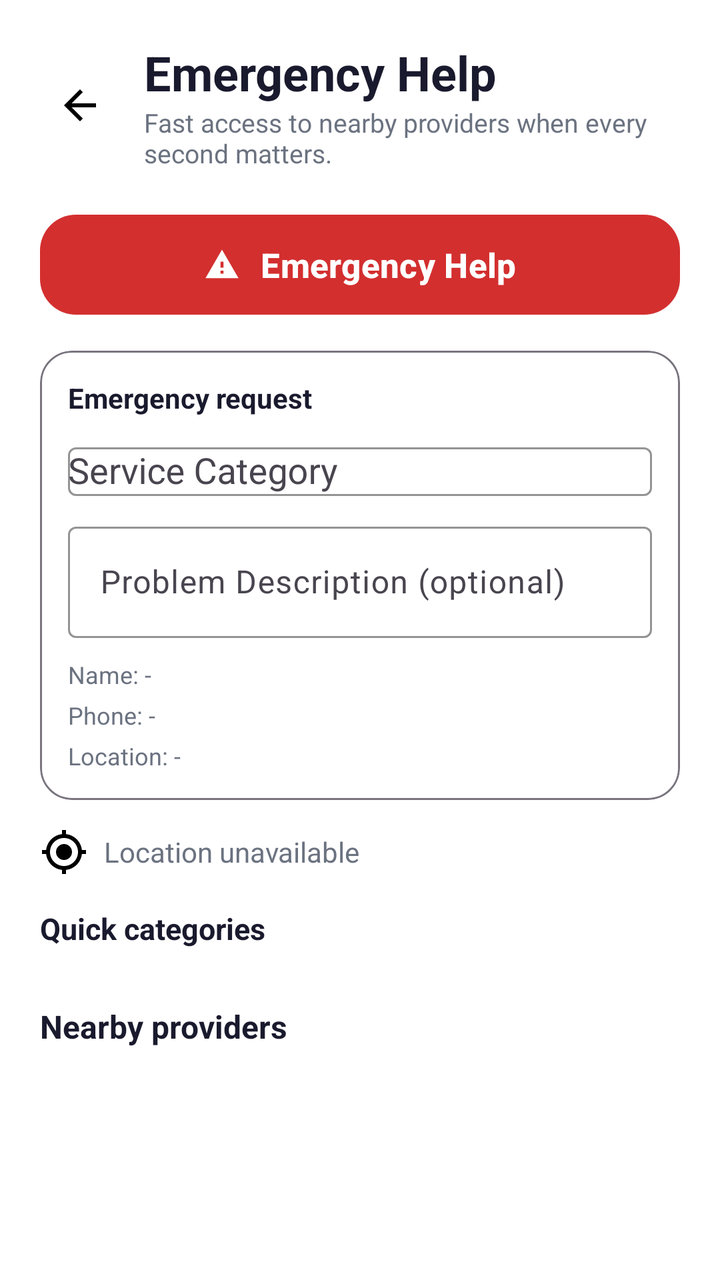
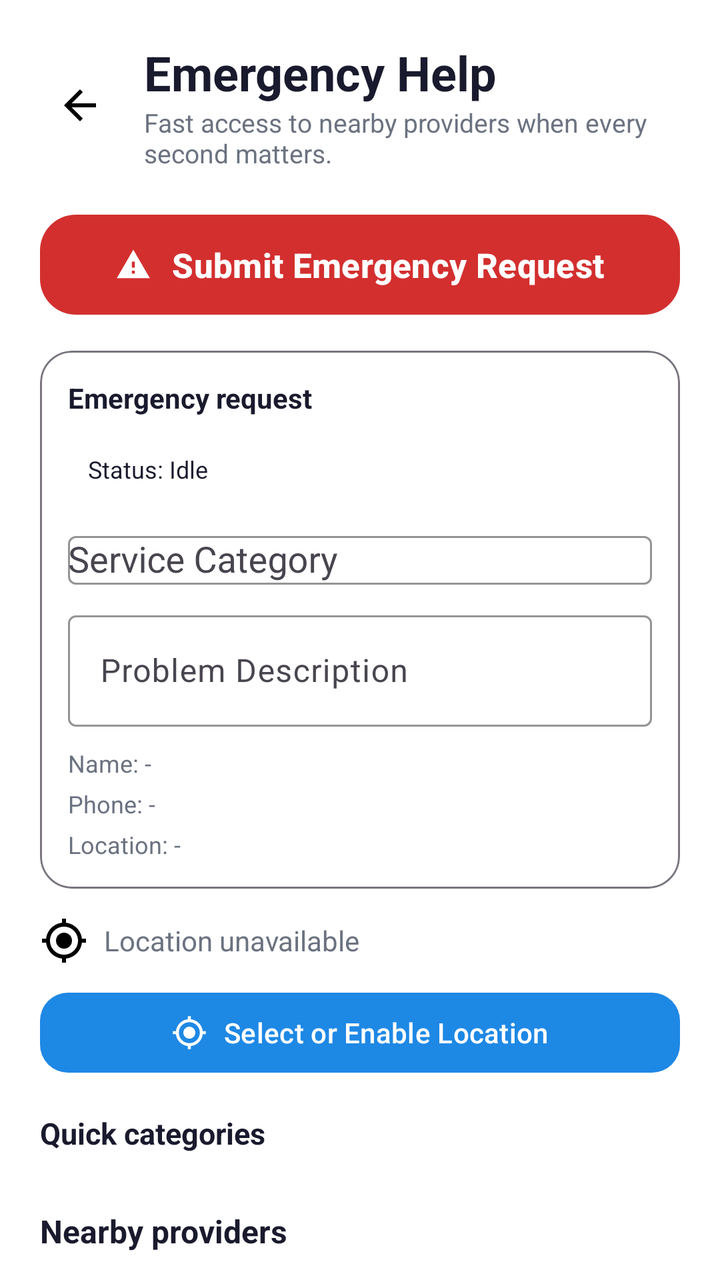

Two renders of the same Android screen: before a commit and after it. Below are the layout's source before the change and the commit's diff.
<!-- AndroidManifest.xml: application theme Theme.QuickFix -->
<!-- res/layout/activity_emergency_help.xml -->
<?xml version="1.0" encoding="utf-8"?>
<androidx.core.widget.NestedScrollView xmlns:android="http://schemas.android.com/apk/res/android"
    xmlns:app="http://schemas.android.com/apk/res-auto"
    android:layout_width="match_parent"
    android:layout_height="match_parent"
    android:fillViewport="true"
    android:background="?attr/colorSurface">

    <LinearLayout
        android:layout_width="match_parent"
        android:layout_height="wrap_content"
        android:orientation="vertical"
        android:padding="20dp">

        <LinearLayout
            android:layout_width="match_parent"
            android:layout_height="wrap_content"
            android:gravity="center_vertical"
            android:orientation="horizontal">

            <ImageView
                android:id="@+id/btnBack"
                android:layout_width="40dp"
                android:layout_height="40dp"
                android:padding="8dp"
                android:src="@drawable/ic_back"
                android:contentDescription="Back" />

            <LinearLayout
                android:layout_width="0dp"
                android:layout_height="wrap_content"
                android:layout_weight="1"
                android:orientation="vertical"
                android:paddingStart="12dp">

                <TextView
                    android:layout_width="wrap_content"
                    android:layout_height="wrap_content"
                    android:text="Emergency Help"
                    android:textColor="@color/text_primary"
                    android:textSize="24sp"
                    android:textStyle="bold" />

                <TextView
                    android:layout_width="wrap_content"
                    android:layout_height="wrap_content"
                    android:text="Fast access to nearby providers when every second matters."
                    android:textColor="@color/text_secondary"
                    android:textSize="13sp" />
            </LinearLayout>
        </LinearLayout>

        <com.google.android.material.button.MaterialButton
            android:id="@+id/btnEmergencyRequest"
            android:layout_width="match_parent"
            android:layout_height="58dp"
            android:layout_marginTop="18dp"
            android:text="Emergency Help"
            android:textAllCaps="false"
            android:textSize="17sp"
            android:textStyle="bold"
            app:backgroundTint="#D32F2F"
            app:cornerRadius="18dp"
            app:icon="@drawable/ic_emergency"
            app:iconGravity="textStart"
            app:iconPadding="10dp"
            android:textColor="@android:color/white" />

        <com.google.android.material.card.MaterialCardView
            android:layout_width="match_parent"
            android:layout_height="wrap_content"
            android:layout_marginTop="14dp"
            app:cardCornerRadius="16dp"
            app:strokeColor="@color/outline"
            app:strokeWidth="1dp">

            <LinearLayout
                android:layout_width="match_parent"
                android:layout_height="wrap_content"
                android:orientation="vertical"
                android:padding="14dp">

                <TextView
                    android:layout_width="wrap_content"
                    android:layout_height="wrap_content"
                    android:text="Emergency request"
                    android:textColor="@color/text_primary"
                    android:textSize="14sp"
                    android:textStyle="bold" />

                <com.google.android.material.textfield.TextInputLayout
                    android:layout_width="match_parent"
                    android:layout_height="wrap_content"
                    android:layout_marginTop="10dp"
                    android:hint="Service Category">

                    <com.google.android.material.textfield.MaterialAutoCompleteTextView
                        android:id="@+id/actEmergencyCategory"
                        android:layout_width="match_parent"
                        android:layout_height="wrap_content"
                        android:inputType="none"
                        android:maxLines="1" />
                </com.google.android.material.textfield.TextInputLayout>

                <com.google.android.material.textfield.TextInputLayout
                    android:layout_width="match_parent"
                    android:layout_height="wrap_content"
                    android:layout_marginTop="10dp"
                    android:hint="Problem Description (optional)">

                    <com.google.android.material.textfield.TextInputEditText
                        android:id="@+id/etEmergencyDescription"
                        android:layout_width="match_parent"
                        android:layout_height="wrap_content"
                        android:inputType="textMultiLine"
                        android:maxLines="3" />
                </com.google.android.material.textfield.TextInputLayout>

                <TextView
                    android:id="@+id/tvEmergencyUserName"
                    android:layout_width="match_parent"
                    android:layout_height="wrap_content"
                    android:layout_marginTop="10dp"
                    android:text="Name: -"
                    android:textColor="@color/text_secondary"
                    android:textSize="12sp" />

                <TextView
                    android:id="@+id/tvEmergencyPhone"
                    android:layout_width="match_parent"
                    android:layout_height="wrap_content"
                    android:layout_marginTop="4dp"
                    android:text="Phone: -"
                    android:textColor="@color/text_secondary"
                    android:textSize="12sp" />

                <TextView
                    android:id="@+id/tvEmergencyAddress"
                    android:layout_width="match_parent"
                    android:layout_height="wrap_content"
                    android:layout_marginTop="4dp"
                    android:text="Location: -"
                    android:textColor="@color/text_secondary"
                    android:textSize="12sp" />
            </LinearLayout>
        </com.google.android.material.card.MaterialCardView>

        <TextView
            android:id="@+id/tvEmergencyLocation"
            android:layout_width="match_parent"
            android:layout_height="wrap_content"
            android:layout_marginTop="14dp"
            android:drawableStart="@drawable/ic_my_location"
            android:drawablePadding="8dp"
            android:gravity="center_vertical"
            android:text="Location unavailable"
            android:textColor="@color/text_secondary"
            android:textSize="14sp" />

        <TextView
            android:layout_width="wrap_content"
            android:layout_height="wrap_content"
            android:layout_marginTop="16dp"
            android:text="Quick categories"
            android:textColor="@color/text_primary"
            android:textSize="15sp"
            android:textStyle="bold" />

        <com.google.android.material.chip.ChipGroup
            android:id="@+id/chipGroupEmergencyCategories"
            android:layout_width="match_parent"
            android:layout_height="wrap_content"
            android:layout_marginTop="10dp"
            app:singleSelection="true"
            app:selectionRequired="true"
            app:chipSpacingHorizontal="10dp"
            app:chipSpacingVertical="10dp" />

        <TextView
            android:id="@+id/tvAssignedProvider"
            android:layout_width="match_parent"
            android:layout_height="wrap_content"
            android:layout_marginTop="16dp"
            android:background="@drawable/bg_dashboard_card"
            android:padding="14dp"
            android:textColor="@color/text_primary"
            android:textSize="14sp"
            android:visibility="gone" />

        <ProgressBar
            android:id="@+id/progressEmergency"
            style="?android:attr/progressBarStyleHorizontal"
            android:layout_width="match_parent"
            android:layout_height="wrap_content"
            android:layout_marginTop="18dp"
            android:indeterminate="true"
            android:visibility="gone" />

        <TextView
            android:layout_width="wrap_content"
            android:layout_height="wrap_content"
            android:layout_marginTop="18dp"
            android:text="Nearby providers"
            android:textColor="@color/text_primary"
            android:textSize="16sp"
            android:textStyle="bold" />

        <androidx.recyclerview.widget.RecyclerView
            android:id="@+id/rvEmergencyProviders"
            android:layout_width="match_parent"
            android:layout_height="wrap_content"
            android:layout_marginTop="12dp"
            android:nestedScrollingEnabled="false"
            android:overScrollMode="never" />

        <LinearLayout
            android:id="@+id/layoutEmptyState"
            android:layout_width="match_parent"
            android:layout_height="wrap_content"
            android:layout_marginTop="20dp"
            android:gravity="center"
            android:orientation="vertical"
            android:padding="18dp"
            android:visibility="gone">

            <ImageView
                android:layout_width="72dp"
                android:layout_height="72dp"
                android:src="@drawable/ic_emergency"
                android:tint="@color/primary"
                android:contentDescription="Emergency" />

            <TextView
                android:id="@+id/tvEmptyTitle"
                android:layout_width="wrap_content"
                android:layout_height="wrap_content"
                android:layout_marginTop="12dp"
                android:text="No emergency-ready providers found"
                android:textColor="@color/text_primary"
                android:textSize="17sp"
                android:textStyle="bold" />

            <TextView
                android:id="@+id/tvEmptySubtitle"
                android:layout_width="wrap_content"
                android:layout_height="wrap_content"
                android:layout_marginTop="6dp"
                android:gravity="center"
                android:text="Try another category or widen your search area."
                android:textColor="@color/text_secondary"
                android:textSize="13sp" />

            <com.google.android.material.button.MaterialButton
                android:id="@+id/btnRetryEmergency"
                android:layout_width="wrap_content"
                android:layout_height="wrap_content"
                android:layout_marginTop="14dp"
                android:text="Retry"
                android:textAllCaps="false"
                app:cornerRadius="16dp" />
        </LinearLayout>

    </LinearLayout>
</androidx.core.widget.NestedScrollView>
<!-- resources referenced by this layout -->
<resources>
  <color name="outline">#79747E</color>
  <color name="primary">#1E88E5</color>
  <color name="text_primary">#1A1A2E</color>
  <color name="text_secondary">#6B7280</color>
  <!-- drawable bg_dashboard_card (drawable) -->
  <?xml version="1.0" encoding="utf-8"?>
  <shape xmlns:android="http://schemas.android.com/apk/res/android"
      android:shape="rectangle">
      <corners android:radius="16dp" />
      <solid android:color="#FFFFFF" />
      <stroke android:width="0dp" android:color="@android:color/transparent"/>
  </shape>
  <!-- drawable ic_back (drawable) -->
  <vector xmlns:android="http://schemas.android.com/apk/res/android"
      android:width="24dp"
      android:height="24dp"
      android:viewportWidth="24"
      android:viewportHeight="24">
      <path
          android:fillColor="@android:color/black"
          android:pathData="M20,11H7.83l5.59,-5.59L12,4l-8,8 8,8 1.41,-1.41L7.83,13H20v-2z" />
  </vector>
  <!-- drawable ic_emergency (drawable) -->
  <vector xmlns:android="http://schemas.android.com/apk/res/android"
      android:width="28dp"
      android:height="28dp"
      android:viewportWidth="24"
      android:viewportHeight="24">
      <path android:fillColor="#FFFFFF"
          android:pathData="M1,21h22L12,2 1,21zM13,18h-2v-2h2v2zM13,14h-2v-4h2v4z"/>
  </vector>
  <style name="Theme.QuickFix" parent="Base.Theme.QuickFix" />
  <color name="primary_dark">#1565C0</color>
  <color name="accent_green">#43A047</color>
  <color name="screen_background">#F4F7FB</color>
  <color name="card_bg">#FFFFFF</color>
  <color name="surface_variant">#F5F7FA</color>
  <color name="divider">#E5E7EB</color>
  <style name="Theme.QuickFix.AdminDialog" parent="ThemeOverlay.Material3.MaterialAlertDialog">
          <item name="colorSurface">@color/card_bg</item>
          <item name="colorOnSurface">@color/text_primary</item>
          <item name="colorOutline">@color/divider</item>
      </style>
  <style name="Theme.QuickFix.BottomSheet" parent="ThemeOverlay.Material3.BottomSheetDialog">
          <item name="colorSurface">@color/card_bg</item>
          <item name="colorOnSurface">@color/text_primary</item>
          <item name="android:colorBackground">@color/card_bg</item>
      </style>
  <style name="Widget.QuickFix.Button" parent="Widget.Material3.Button">
          <item name="backgroundTint">@color/primary</item>
          <item name="android:textColor">@color/white</item>
      </style>
  <style name="Widget.QuickFix.Chip.Filter" parent="Widget.Material3.Chip.Filter">
          <item name="chipBackgroundColor">@color/surface_variant</item>
          <item name="android:textColor">@color/text_primary</item>
          <item name="checkedIconTint">@color/primary</item>
      </style>
  <style name="Widget.QuickFix.TextInputLayout" parent="Widget.Material3.TextInputLayout.OutlinedBox">
          <item name="boxBackgroundColor">@color/input_background</item>
          <item name="boxStrokeColor">@color/input_stroke</item>
          <item name="boxStrokeErrorColor">@color/error_red</item>
          <item name="hintTextColor">@color/input_hint</item>
          <item name="startIconTint">@color/input_icon</item>
          <item name="endIconTint">@color/input_icon</item>
          <item name="boxStrokeWidthFocused">2dp</item>
      </style>
  <color name="white">#FFFFFFFF</color>
  <color name="input_background">#FFFFFF</color>
  <color name="input_stroke">#1E88E5</color>
  <color name="error_red">#D32F2F</color>
  <color name="input_hint">#6B7280</color>
  <color name="input_icon">#455A64</color>
  <!-- unchanged entries left out for length: 2 -->
</resources>

<!-- the commit's change to res/layout/activity_emergency_help.xml (unified diff, before → after) -->
@@ -55,7 +55,7 @@
             android:layout_width="match_parent"
             android:layout_height="58dp"
             android:layout_marginTop="18dp"
-            android:text="Emergency Help"
+            android:text="Submit Emergency Request"
             android:textAllCaps="false"
             android:textSize="17sp"
             android:textStyle="bold"
@@ -88,6 +88,17 @@
                     android:textSize="14sp"
                     android:textStyle="bold" />
 
+                <TextView
+                    android:id="@+id/tvEmergencyRequestStatus"
+                    android:layout_width="match_parent"
+                    android:layout_height="wrap_content"
+                    android:layout_marginTop="8dp"
+                    android:background="@drawable/bg_dashboard_card"
+                    android:padding="10dp"
+                    android:text="Status: Idle"
+                    android:textColor="@color/text_primary"
+                    android:textSize="12sp" />
+
                 <com.google.android.material.textfield.TextInputLayout
                     android:layout_width="match_parent"
                     android:layout_height="wrap_content"
@@ -106,7 +117,7 @@
                     android:layout_width="match_parent"
                     android:layout_height="wrap_content"
                     android:layout_marginTop="10dp"
-                    android:hint="Problem Description (optional)">
+                    android:hint="Problem Description">
 
                     <com.google.android.material.textfield.TextInputEditText
                         android:id="@+id/etEmergencyDescription"
@@ -157,6 +168,18 @@
             android:textColor="@color/text_secondary"
             android:textSize="14sp" />
 
+        <com.google.android.material.button.MaterialButton
+            android:id="@+id/btnEmergencySelectLocation"
+            android:layout_width="match_parent"
+            android:layout_height="48dp"
+            android:layout_marginTop="10dp"
+            android:text="Select or Enable Location"
+            android:textAllCaps="false"
+            app:cornerRadius="14dp"
+            app:icon="@drawable/ic_my_location"
+            app:iconGravity="textStart"
+            app:iconPadding="8dp" />
+
         <TextView
             android:layout_width="wrap_content"
             android:layout_height="wrap_content"
@@ -227,7 +250,7 @@
                 android:layout_width="72dp"
                 android:layout_height="72dp"
                 android:src="@drawable/ic_emergency"
-                android:tint="@color/primary"
+                app:tint="@color/primary"
                 android:contentDescription="Emergency" />
 
             <TextView
